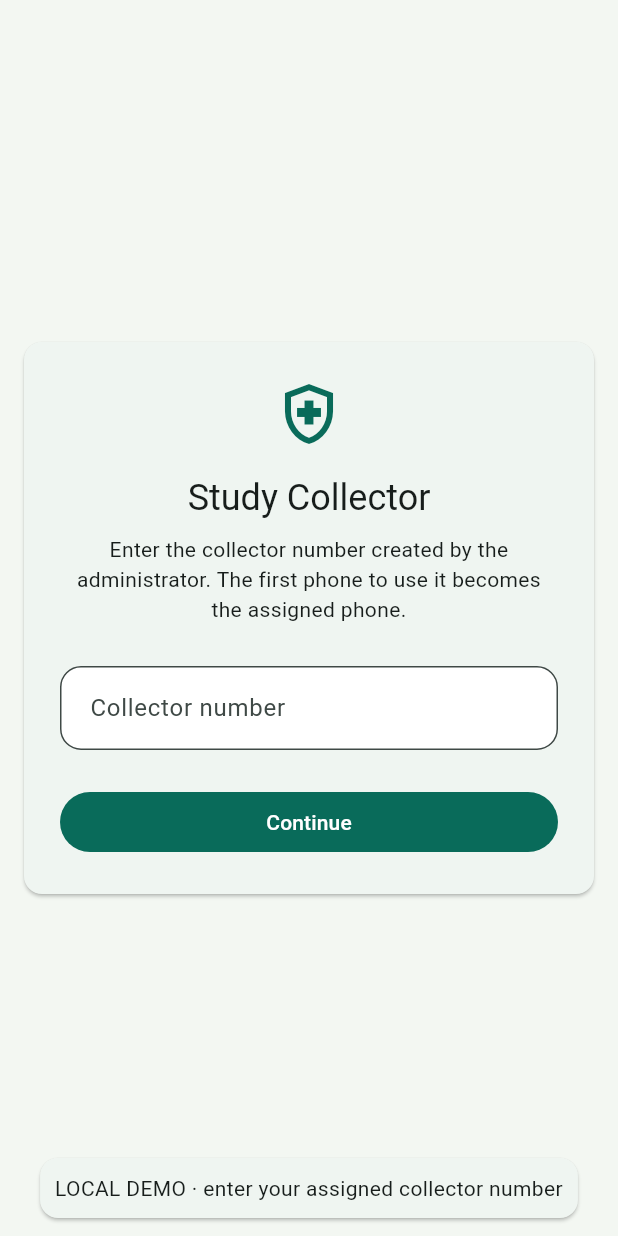
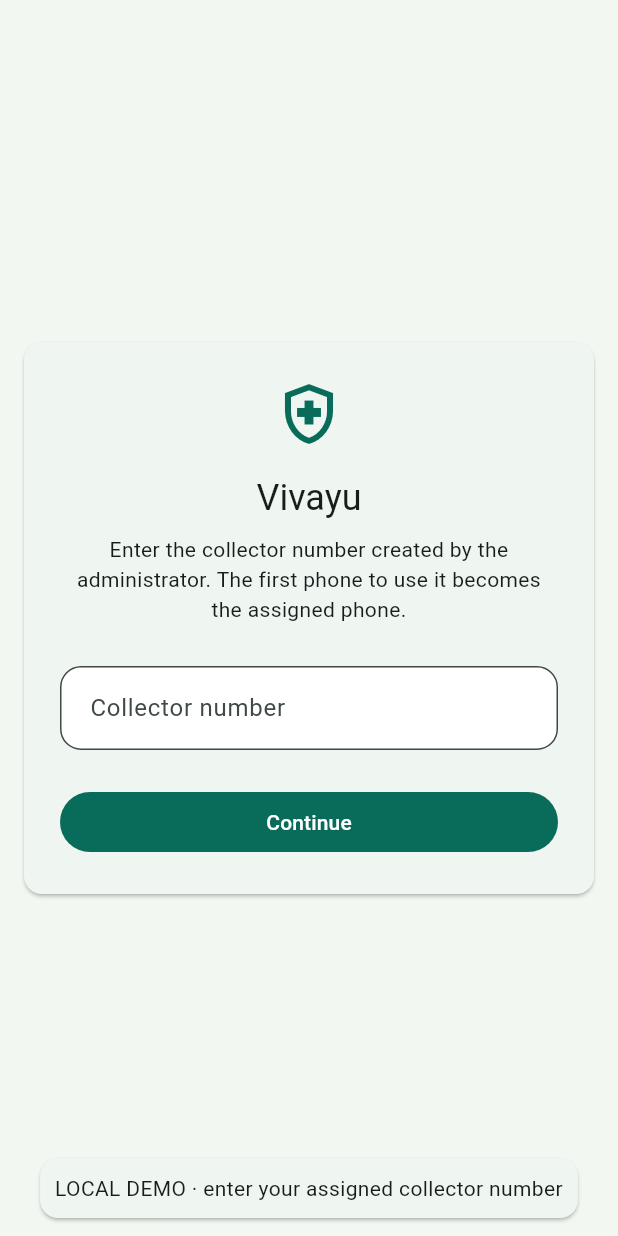
Before and after one commit to mrsneaky29/Nutrition-Study, a Flutter app: the screen it shows after launch, on a phone screen of 412 x 824 dp. Run offline on Flutter 3.47's test engine with Material 3 defaults, Android fonts, the phone set to English and light mode, and no system bars; our stand-ins replace cloud_firestore, cloud_functions, firebase_auth, firebase_core, flutter_secure_storage, qr_flutter; missing offline and left inert: mobile_scanner; accounts and stored records are empty.

Commit message:
Brand as Vivayu and preserve supplied artwork in Android-safe icons

```diff
--- a/lib/admin/admin_app.dart
+++ b/lib/admin/admin_app.dart
@@ -43,7 +43,7 @@ class AdminPortalApp extends StatelessWidget {
 
     return MaterialApp(
       debugShowCheckedModeBanner: false,
-      title: 'Study Admin',
+      title: 'Vivayu',
       theme: ThemeData(
         useMaterial3: true,
         colorScheme: scheme,
@@ -123,14 +123,7 @@ class _AdminPortalShellState extends State<AdminPortalShell> {
       final compact = constraints.maxWidth < 700;
       return Scaffold(
         appBar: AppBar(
-          title: const Row(
-            mainAxisSize: MainAxisSize.min,
-            children: [
-              Text('Study Admin'),
-              SizedBox(width: 8),
-              Text('+6.3', style: TextStyle(fontSize: 12)),
-            ],
-          ),
+          title: const Text('Vivayu'),
           actions: [
             if (!compact)
               Padding(
--- a/lib/admin/admin_dashboard.dart
+++ b/lib/admin/admin_dashboard.dart
@@ -664,7 +664,7 @@ class _TopBar extends StatelessWidget {
       const SizedBox(width: 10),
       const Expanded(
         child: Text(
-          'Study Admin',
+          'Vivayu',
           style: TextStyle(fontSize: 18, fontWeight: FontWeight.w800),
         ),
       ),
--- a/lib/admin_main.dart
+++ b/lib/admin_main.dart
@@ -82,7 +82,7 @@ class _AdminEntryAppState extends State<_AdminEntryApp> {
     }
     return MaterialApp(
       debugShowCheckedModeBanner: false,
-      title: 'Study Admin',
+      title: 'Vivayu',
       home: Scaffold(
         body: Center(
           child: ConstrainedBox(
@@ -94,11 +94,11 @@ class _AdminEntryAppState extends State<_AdminEntryApp> {
                 crossAxisAlignment: CrossAxisAlignment.stretch,
                 children: [
                   const Text(
-                    'Study Admin',
+                    'Vivayu',
                     style: TextStyle(fontSize: 28, fontWeight: FontWeight.bold),
                   ),
                   const SizedBox(height: 12),
-                  const Text('Admin console +6.3'),
+                  const Text('Administrator sign in'),
                   const SizedBox(height: 8),
                   const Text(
                     'Enter the administrator key for the study server.',
--- a/lib/collector_auth/collector_qr_payload.dart
+++ b/lib/collector_auth/collector_qr_payload.dart
@@ -26,7 +26,7 @@ class QrInvalidTypeException extends QrPayloadException {
   const QrInvalidTypeException(String foundType)
     : super(
         'Unrecognized QR payload type "$foundType". '
-        'This is not a valid Nutrition Study setup code.',
+        'This is not a valid Vivayu setup code.',
       );
 }
 
--- a/lib/collector_auth/collector_qr_scanner_contract.dart
+++ b/lib/collector_auth/collector_qr_scanner_contract.dart
@@ -11,7 +11,7 @@ enum QrScanFailureReason {
   /// User cancelled or closed the camera scanner view.
   cancelled,
 
-  /// The scanned code is not a valid Study Collector setup code.
+  /// The scanned code is not a valid Vivayu setup code.
   invalidQr,
 
   /// Camera hardware or sensor could not be accessed.
@@ -52,7 +52,7 @@ class QrScannerPermissionDenied extends QrScannerResult {
 class QrScannerInvalid extends QrScannerResult {
   const QrScannerInvalid({
     required this.reason,
-    this.message = 'The scanned QR code is not a valid Study Collector setup code.',
+    this.message = 'The scanned QR code is not a valid Vivayu setup code.',
   });
 
   final String reason;
--- a/lib/main.dart
+++ b/lib/main.dart
@@ -62,7 +62,7 @@ class MyApp extends StatelessWidget {
   Widget build(BuildContext context) {
     return MaterialApp(
       debugShowCheckedModeBanner: false,
-      title: 'Study Collector',
+      title: 'Vivayu',
       theme: PresentationTheme.materialTheme(),
       home: LocalDemoApp(
         syncGateway: syncGateway,
--- a/lib/presentation/app_strings.dart
+++ b/lib/presentation/app_strings.dart
@@ -1,6 +1,6 @@
 /// English copy kept in one place so it can later be replaced by localization.
 abstract final class AppStrings {
-  static const appName = 'Study Collector';
+  static const appName = 'Vivayu';
   static const continueLabel = 'Continue';
   static const signOut = 'Sign out';
   static const studyId = 'Study ID';
--- a/pubspec.yaml
+++ b/pubspec.yaml
@@ -1,5 +1,5 @@
 name: project2
-description: "A new Flutter project."
+description: "Vivayu nutrition-study collector app and administrator console."
 # The following line prevents the package from being accidentally published to
 # pub.dev using `flutter pub publish`. This is preferred for private packages.
 publish_to: 'none' # Remove this line if you wish to publish to pub.dev
@@ -16,7 +16,7 @@ publish_to: 'none' # Remove this line if you wish to publish to pub.dev
 # https://developer.apple.com/library/archive/documentation/General/Reference/InfoPlistKeyReference/Articles/CoreFoundationKeys.html
 # In Windows, build-name is used as the major, minor, and patch parts
 # of the product and file versions while build-number is used as the build suffix.
-version: 1.0.0+6
+version: 1.0.0+7
 
 environment:
   sdk: ^3.13.2
```
Also changed, not shown: assets/branding/vivayu-icon-1024.png (added), assets/branding/vivayu-original.png (added), 28 other files.
